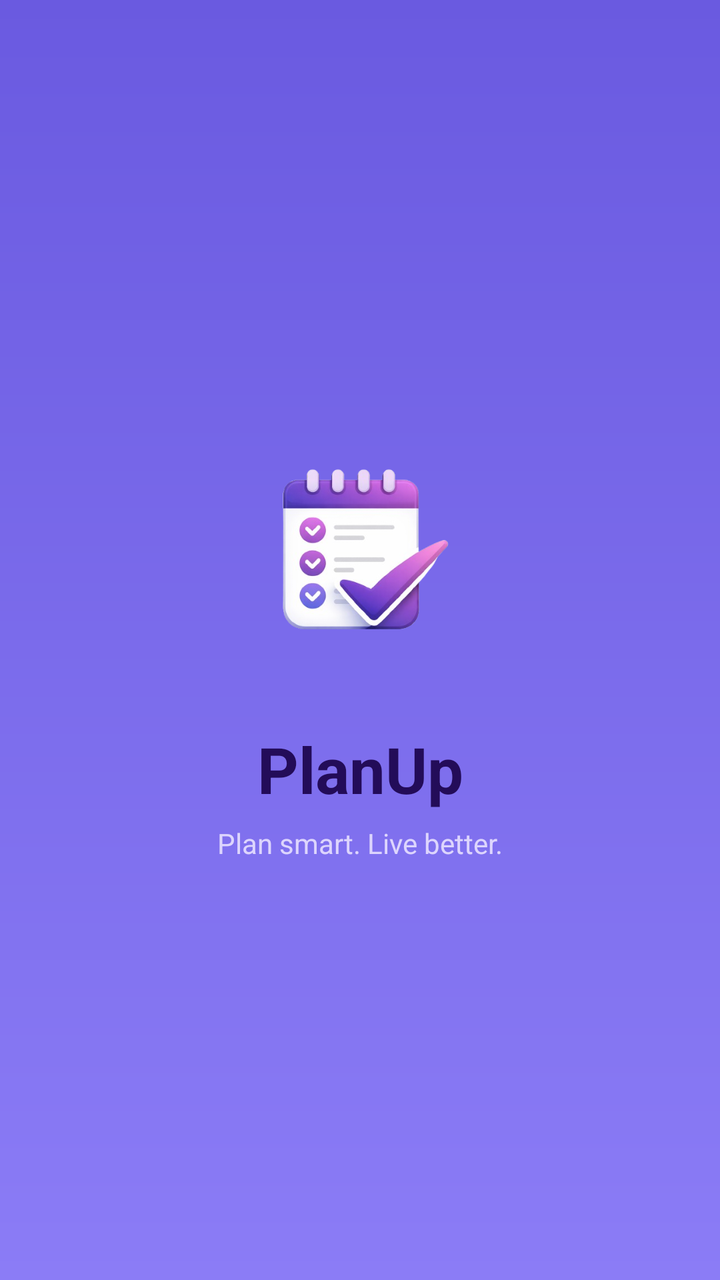
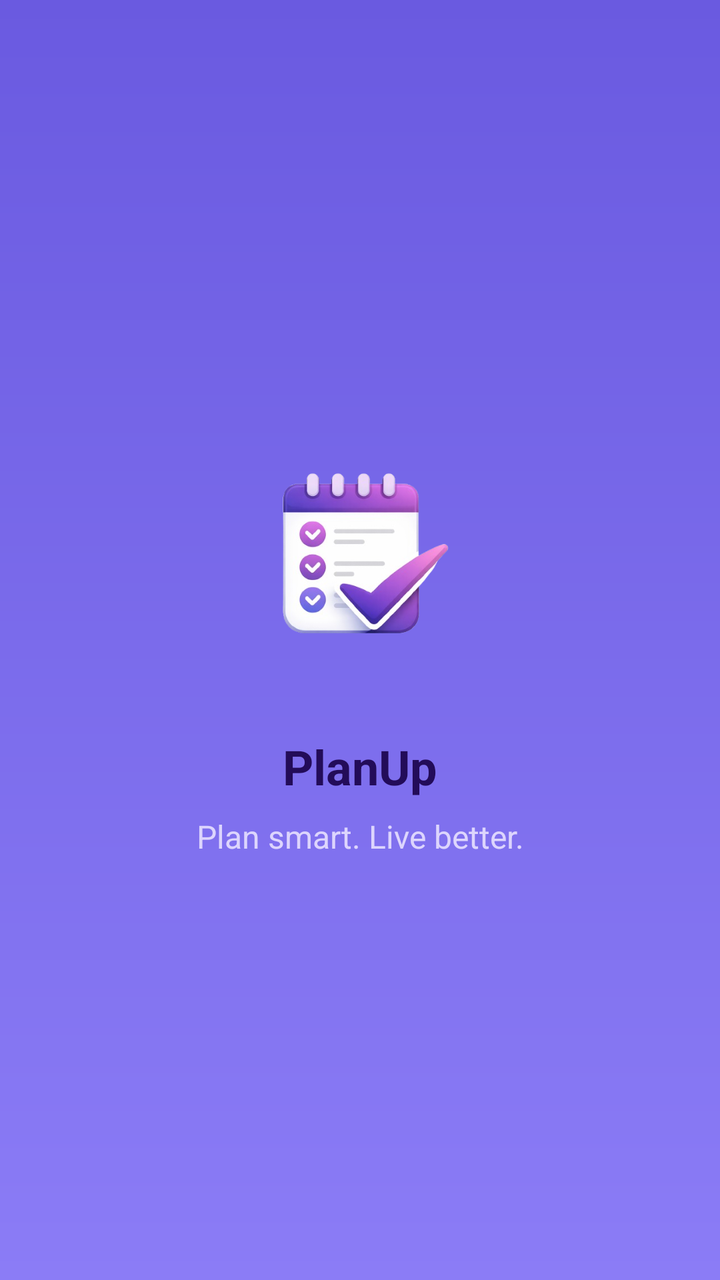

An Android layout rendered at two revisions. The XML below is the earlier revision; the diff shows what the commit changed to produce the second picture.
<!-- AndroidManifest.xml: application theme Theme.PlanUp -->
<!-- res/layout/activity_splash.xml -->
<?xml version="1.0" encoding="utf-8"?>
<androidx.constraintlayout.widget.ConstraintLayout
    xmlns:android="http://schemas.android.com/apk/res/android"
    xmlns:app="http://schemas.android.com/apk/res-auto"
    android:layout_width="match_parent"
    android:layout_height="match_parent"
    android:background="@drawable/bg_splash_gradient">

    <LinearLayout
        android:layout_width="wrap_content"
        android:layout_height="wrap_content"
        android:orientation="vertical"
        android:gravity="center"
        app:layout_constraintTop_toTopOf="parent"
        app:layout_constraintBottom_toBottomOf="parent"
        app:layout_constraintStart_toStartOf="parent"
        app:layout_constraintEnd_toEndOf="parent">

        
        <ImageView
            android:id="@+id/imgLogo"
            android:layout_width="140dp"
            android:layout_height="140dp"
            android:src="@drawable/logo_planup"
            android:scaleType="fitCenter"
            android:contentDescription="PlanUp Logo" />

        
        <TextView
            android:id="@+id/txtAppName"
            android:layout_marginTop="14dp"
            android:text="PlanUp"
            android:textSize="32sp"
            android:textStyle="bold"
            android:textColor="#230C59"
            android:layout_width="wrap_content"
            android:layout_height="wrap_content" />

        
        <TextView
            android:id="@+id/txtTagline"
            android:layout_marginTop="6dp"
            android:text="Plan smart. Live better."
            android:textSize="14sp"
            android:textColor="#EDE7FF"
            android:alpha="0.85"
            android:layout_width="wrap_content"
            android:layout_height="wrap_content" />

    </LinearLayout>

</androidx.constraintlayout.widget.ConstraintLayout>
<!-- resources referenced by this layout -->
<resources>
  <!-- drawable bg_splash_gradient (drawable) -->
  <?xml version="1.0" encoding="utf-8"?>
  <shape xmlns:android="http://schemas.android.com/apk/res/android">
      <gradient
          android:startColor="#6A5AE0"
          android:endColor="#8B7CF6"
          android:angle="270"/>
  </shape>
  <!-- drawable logo_planup: png bitmap (drawable, 112261 bytes) -->
  <style name="Theme.PlanUp" parent="Base.Theme.PlanUp" />
  <style name="Base.Theme.PlanUp" parent="Theme.Material3.DayNight.NoActionBar">
          
          
      </style>
</resources>

<!-- the commit's change to res/layout/activity_splash.xml (unified diff, before → after) -->
@@ -28,21 +28,20 @@
         
         <TextView
             android:id="@+id/txtAppName"
-            android:layout_marginTop="14dp"
+            style="@style/AppText.Header"
+            android:layout_marginTop="16dp"
             android:text="PlanUp"
-            android:textSize="32sp"
-            android:textStyle="bold"
-            android:textColor="#230C59"
+            android:textColor="@color/primaryColor"
             android:layout_width="wrap_content"
             android:layout_height="wrap_content" />
 
         
         <TextView
             android:id="@+id/txtTagline"
-            android:layout_marginTop="6dp"
+            style="@style/AppText.Subtitle"
+            android:layout_marginTop="8dp"
             android:text="Plan smart. Live better."
-            android:textSize="14sp"
-            android:textColor="#EDE7FF"
+            android:textColor="@color/secondaryColor"
             android:alpha="0.85"
             android:layout_width="wrap_content"
             android:layout_height="wrap_content" />
<!-- resource entries referenced after the edit -->
@@ -1,5 +1,7 @@
 <!-- resources referenced by this layout -->
 <resources>
+  <color name="primaryColor">#230C59</color>
+  <color name="secondaryColor">#EDE7FF</color>
   <!-- drawable bg_splash_gradient (drawable) -->
   <?xml version="1.0" encoding="utf-8"?>
   <shape xmlns:android="http://schemas.android.com/apk/res/android">
@@ -9,10 +11,56 @@
           android:angle="270"/>
   </shape>
   <!-- drawable logo_planup: png bitmap (drawable, 112261 bytes) -->
+  <style name="AppText.Header" parent="AppText">
+          <item name="android:textSize">24sp</item>
+          <item name="android:textStyle">bold</item>
+      </style>
+  <style name="AppText.Subtitle" parent="AppText">
+          <item name="android:textSize">16sp</item>
+          <item name="android:textColor">@color/primaryLightColor</item>
+      </style>
   <style name="Theme.PlanUp" parent="Base.Theme.PlanUp" />
+  <style name="AppText" parent="android:Widget.TextView">
+          <item name="android:textColor">@color/textColorPrimary</item>
+      </style>
+  <color name="primaryLightColor">#8E7CC3</color>
   <style name="Base.Theme.PlanUp" parent="Theme.Material3.DayNight.NoActionBar">
+          <item name="colorPrimary">@color/primaryColor</item>
+          <item name="colorOnPrimary">@color/white</item>
+          <item name="colorPrimaryContainer">@color/secondaryColor</item>
+          <item name="colorOnPrimaryContainer">@color/primaryColor</item>
           
+          <item name="colorSecondary">@color/secondaryColor</item>
+          <item name="colorOnSecondary">@color/primaryColor</item>
           
+          <item name="android:windowBackground">@color/background_light</item>
+          <item name="android:statusBarColor">@color/primaryDarkColor</item>
+          
+          <item name="colorSurface">@color/white</item>
+          <item name="colorOnSurface">@color/textColorPrimary</item>
+          <item name="colorSurfaceVariant">@color/secondaryColor</item>
+          <item name="colorOnSurfaceVariant">@color/primaryColor</item>
+  
+          <item name="android:datePickerDialogTheme">@style/DatePickerTheme</item>
+          <item name="android:timePickerDialogTheme">@style/DatePickerTheme</item>
+      </style>
+  <color name="textColorPrimary">#230C59</color>
+  <color name="white">#FFFFFFFF</color>
+  <color name="background_light">#F5F5F5</color>
+  <color name="primaryDarkColor">#1A0844</color>
+  <style name="DatePickerTheme" parent="Theme.Material3.DayNight.Dialog">
+          <item name="colorPrimary">@color/primaryColor</item>
+          <item name="colorOnPrimary">@color/white</item>
+          <item name="colorSurface">@color/white</item>
+          <item name="colorOnSurface">@color/textColorPrimary</item>
+          
+          <item name="colorAccent">@color/primaryColor</item>
+          
+          <item name="android:buttonBarPositiveButtonStyle">@style/DialogButtonStyle</item>
+          <item name="android:buttonBarNegativeButtonStyle">@style/DialogButtonStyle</item>
+      </style>
+  <style name="DialogButtonStyle" parent="Widget.Material3.Button.TextButton">
+          <item name="android:textColor">@color/primaryColor</item>
       </style>
 </resources>
 
